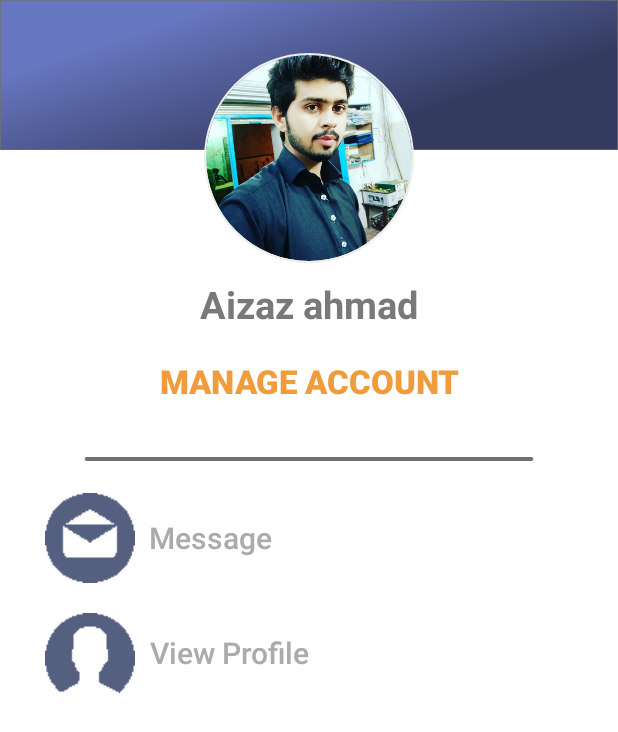
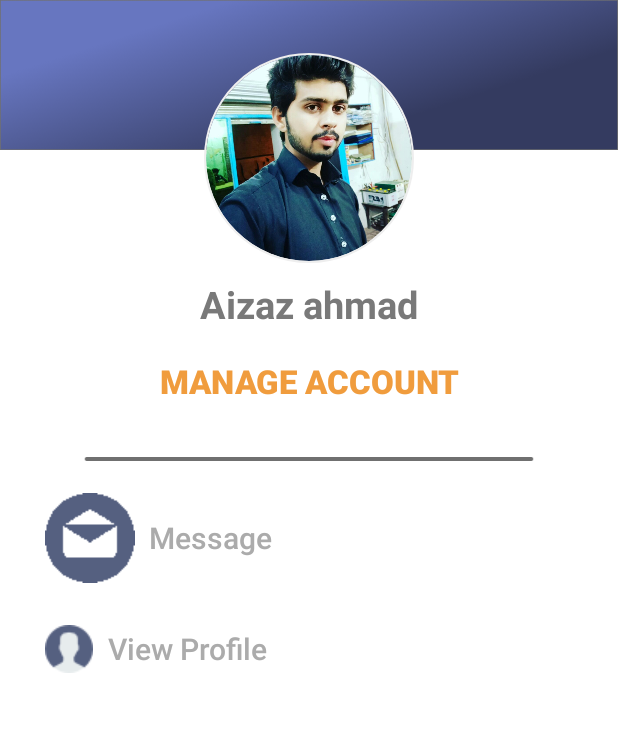
Before and after one commit to umerwaqas92/247services2, an Android app: the Customer_menu screen opened directly, with no data from a screen before it, on a phone screen of 412 x 824 dp. Shown: the top 732 px of the screen. Run offline under Robolectric (Android 15) with nearby library versions, the phone set to English and light mode, and no system bars; libraries missing offline, so code that uses them is left out: com.mikhaellopez.circularimageview; plain views replace CircularImageView.

Commit message:
some updates

```diff
--- a/app/src/main/java/com/dcservicez/a247services/SP_Main_Acitvity.java
+++ b/app/src/main/java/com/dcservicez/a247services/SP_Main_Acitvity.java
@@ -253,6 +253,7 @@ public class SP_Main_Acitvity extends AppCompatActivity
                 sp_rating_txtview1.setText(rate+"");
                 RatingBar ratingBar=(RatingBar)findViewById(R.id.sp_ratingbar);
                 ratingBar.setRating(rate);
+                ratingBar.setEnabled(false);
                 Log.i("SP_profile",reviewItems.size()+"got reviews");
                 update_recyler_view(reviewItems);
 
--- a/app/src/main/res/layout/activity_customer_menu.xml
+++ b/app/src/main/res/layout/activity_customer_menu.xml
@@ -81,7 +81,7 @@
             android:layout_marginTop="20dp"
             android:layout_marginStart="30dp"
             android:background="@android:color/transparent"
-            android:drawableLeft="@drawable/profile"
+            android:drawableLeft="@drawable/view_profile"
             android:text="  View Profile"
             android:textSize="20dp"
             android:textAllCaps="false"
--- a/app/src/main/res/menu/activity_customer__main__acitvity_drawer.xml
+++ b/app/src/main/res/menu/activity_customer__main__acitvity_drawer.xml
@@ -6,7 +6,7 @@
     <group android:checkableBehavior="single">
         <item
             android:id="@+id/nav_home"
-            android:icon="@drawable/message"
+            android:icon="@drawable/message_two"
             android:title="Messages" />
 
 
@@ -16,7 +16,7 @@
         <menu>
             <item
                 android:id="@+id/nav_profile"
-                android:icon="@drawable/profile"
+                android:icon="@drawable/view_profile"
                 android:title="View Profile" />
 
         </menu>
```
Also changed, not shown: app/src/main/java/com/dcservicez/a247services/SignIn.java (+3 -27 lines), app/src/main/res/drawable/message_two.png (added).
